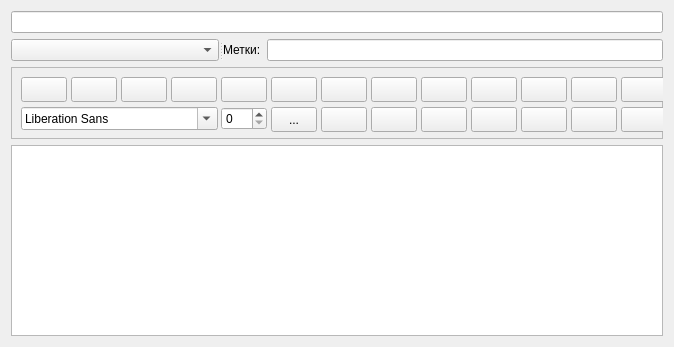
d1vanov/quentier, file NoteRichTextEditor.ui: the form before one commit.
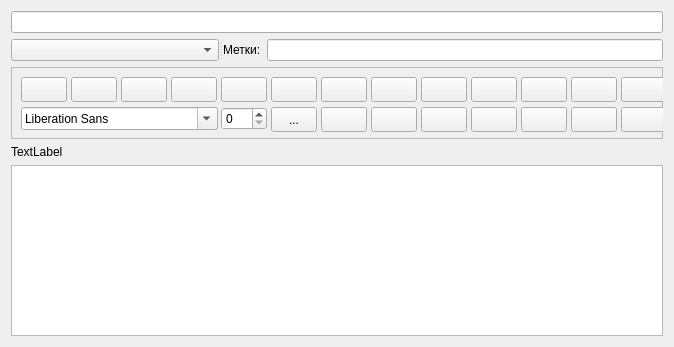
The form after the commit. Icons and pictures are not drawn.

Commit message: Still trying to get ToDo checkbox inside text editor working.

Patch:
```diff
--- a/NoteRichTextEditor.ui
+++ b/NoteRichTextEditor.ui
@@ -611,6 +611,13 @@
        </widget>
       </widget>
      </item>
+     <item>
+      <widget class="QLabel" name="label">
+       <property name="text">
+        <string>TextLabel</string>
+       </property>
+      </widget>
+     </item>
      <item>
       <widget class="QTextEdit" name="noteTextEdit"/>
      </item>
```
The commit also changes 1 other file.
